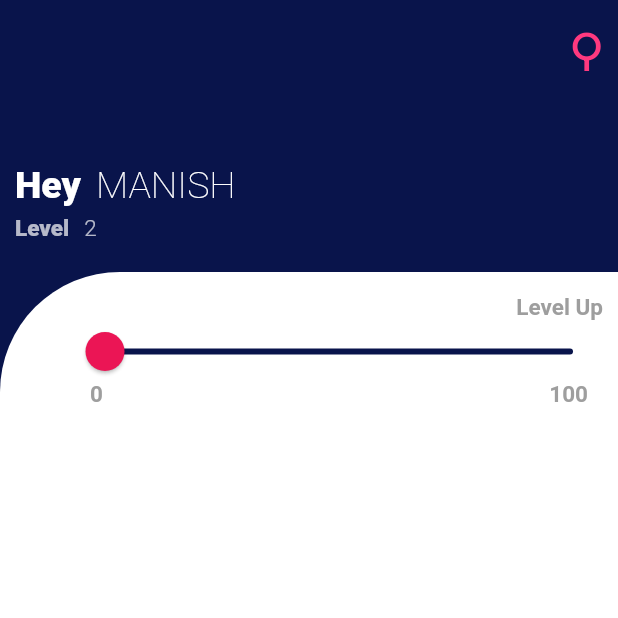
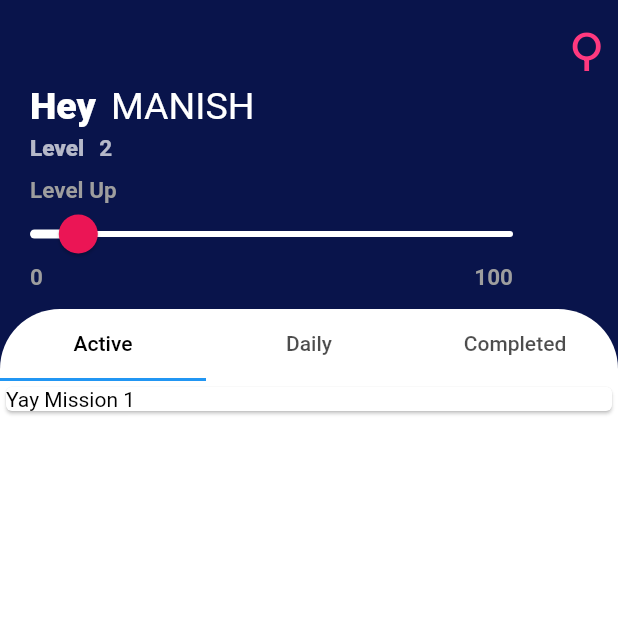
Before and after one commit to Fuzzy-Spork/Quester, a Flutter app: the DashBoard screen opened directly, on a phone screen of 412 x 824 dp, the top half of it. Run offline on Flutter 3.47's test engine with Material 2 defaults, Android fonts, the phone set to English and light mode, and no system bars; our stand-ins replace flare_flutter, shared_preferences; accounts and stored records are empty; generated files the repository leaves out were written again.

```diff
--- a/lib/screens/dashboard.dart
+++ b/lib/screens/dashboard.dart
@@ -6,10 +6,18 @@ class DashBoard extends StatefulWidget {
   _DashBoardState createState() => _DashBoardState();
 }
 
-class _DashBoardState extends State<DashBoard> {
+class _DashBoardState extends State<DashBoard>
+    with SingleTickerProviderStateMixin {
+  TabController _controller;
+  @override
+  void initState() {
+    super.initState();
+    _controller = TabController(vsync: this, length: 3);
+  }
+
   @override
   Widget build(BuildContext context) {
-    var height = 0.0;
+    var height = 10.0;
     Size size = MediaQuery.of(context).size;
     return SafeArea(
       child: Scaffold(
@@ -17,7 +25,7 @@ class _DashBoardState extends State<DashBoard> {
         body: Column(
           children: [
             Container(
-              height: size.height * 0.22,
+              height: size.height * 0.25,
               width: size.width,
               child: Column(
                 crossAxisAlignment: CrossAxisAlignment.start,
@@ -38,12 +46,12 @@ class _DashBoardState extends State<DashBoard> {
                       )
                     ],
                   ),
-                  Spacer(),
+                  //Spacer(),
                   Row(
                     crossAxisAlignment: CrossAxisAlignment.end,
                     children: [
                       Padding(
-                        padding: const EdgeInsets.only(left: 10),
+                        padding: const EdgeInsets.only(left: 20),
                         child: Text(
                           'Hey',
                           textAlign: TextAlign.left,
@@ -62,7 +70,7 @@ class _DashBoardState extends State<DashBoard> {
                           style: TextStyle(
                               color: Colors.white,
                               fontSize: 25,
-                              fontWeight: FontWeight.w100),
+                              fontWeight: FontWeight.w400),
                         ),
                       )
                     ],
@@ -74,7 +82,7 @@ class _DashBoardState extends State<DashBoard> {
                     crossAxisAlignment: CrossAxisAlignment.end,
                     children: [
                       Padding(
-                        padding: const EdgeInsets.only(left: 10),
+                        padding: const EdgeInsets.only(left: 20),
                         child: Text(
                           'Level',
                           textAlign: TextAlign.left,
@@ -88,37 +96,24 @@ class _DashBoardState extends State<DashBoard> {
                       Padding(
                         padding: const EdgeInsets.only(left: 10),
                         child: Text(
-                          '2'.toUpperCase(),
+                          '2',
                           textAlign: TextAlign.left,
                           style: TextStyle(
                               color: Colors.white70,
                               fontSize: 15,
-                              fontWeight: FontWeight.w300),
+                              fontWeight: FontWeight.w700),
                         ),
                       )
                     ],
                   ),
-                  SizedBox(
-                    height: 20,
-                  )
-                ],
-              ),
-            ),
-            Expanded(
-              child: Container(
-                height: size.height * 0.67,
-                width: size.width,
-                decoration: BoxDecoration(
-                    color: Colors.white,
-                    borderRadius:
-                        BorderRadius.only(topLeft: Radius.circular(80))),
-                child: Column(
+
+                  Column(
                     children: [
                       Row(
                         children: [
-                        Spacer(),
                           Padding(
-                          padding: const EdgeInsets.only(top: 15, right: 10),
+                            padding: const EdgeInsets.only(
+                                top: 10, right: 10, left: 20),
                             child: Text(
                               'Level Up',
                               style: TextStyle(
@@ -131,12 +126,12 @@ class _DashBoardState extends State<DashBoard> {
                         ],
                       ),
                       Padding(
-                      padding: const EdgeInsets.only(left: 50, right: 10),
+                        padding: const EdgeInsets.only(left: 0, right: 50),
                         child: SliderTheme(
                           data: SliderTheme.of(context).copyWith(
                             thumbColor: Color(0xFFEB1555),
                             activeTrackColor: Colors.white,
-                          inactiveTrackColor: Color(0xFF09144B),
+                            inactiveTrackColor: Colors.white,
                             overlayColor: Color(0x29EB1555),
                             thumbShape:
                                 RoundSliderThumbShape(enabledThumbRadius: 13.0),
@@ -144,21 +139,17 @@ class _DashBoardState extends State<DashBoard> {
                                 RoundSliderOverlayShape(overlayRadius: 20.0),
                           ),
                           child: Slider(
+                            onChanged: (x) {},
                             value: height,
                             min: 0.0,
                             max: 100.0,
-                          onChanged: (double newValue) {
-                            setState(() {
-                              height = newValue;
-                            });
-                          },
                           ),
                         ),
                       ),
                       Row(
                         children: [
                           Padding(
-                          padding: const EdgeInsets.only(left: 60),
+                            padding: const EdgeInsets.only(left: 20),
                             child: Text(
                               '0',
                               style: TextStyle(
@@ -170,7 +161,7 @@ class _DashBoardState extends State<DashBoard> {
                           ),
                           Spacer(),
                           Padding(
-                          padding: const EdgeInsets.only(right: 20),
+                            padding: const EdgeInsets.only(right: 70),
                             child: Text(
                               '100',
                               style: TextStyle(
@@ -184,6 +175,54 @@ class _DashBoardState extends State<DashBoard> {
                       )
                     ],
                   ),
+                ],
+              ),
+            ),
+            Expanded(
+              child: Container(
+                height: size.height * 0.67,
+                width: size.width,
+                decoration: BoxDecoration(
+                  color: Colors.white,
+                  borderRadius: BorderRadius.only(
+                    topLeft: Radius.circular(40),
+                    topRight: Radius.circular(40),
+                  ),
+                ),
+                child: Column(
+                  children: <Widget>[
+                    Container(
+                      child: TabBar(
+                        labelColor: Colors.black,
+                        controller: _controller,
+                        tabs: <Widget>[
+                          Tab(
+                            text: 'Active',
+                          ),
+                          Tab(text: 'Daily'),
+                          Tab(text: 'Completed')
+                        ],
+                      ),
+                    ),
+                    Container(
+                      height: 80.0,
+                      child: new TabBarView(
+                        controller: _controller,
+                        children: <Widget>[
+                          ListView(
+                            children: getActive(),
+                          ),
+                          ListView(
+                            children: getDaily(),
+                          ),
+                          ListView(
+                            children: getDaily(),
+                          ),
+                        ],
+                      ),
+                    ),
+                  ],
+                ),
               ),
             )
           ],
@@ -191,4 +230,32 @@ class _DashBoardState extends State<DashBoard> {
       ),
     );
   }
+
+  List<Widget> getActive() {
+    List<Widget> lists = [
+      Card(
+        child: Text(
+          'Yay Mission 1',
+          style: TextStyle(color: Colors.black),
+        ),
+      )
+    ];
+    return lists;
   }
+
+  List<Widget> getDaily() {
+    List<Widget> lists = [];
+    return lists;
+  }
+
+  List<Widget> getCompleted() {
+    List<Widget> lists = [];
+    return lists;
+  }
+
+  @override
+  void dispose() {
+    _controller.dispose();
+    super.dispose();
+  }
+}
```
Lines whose indentation alone changed are shown as unchanged.
